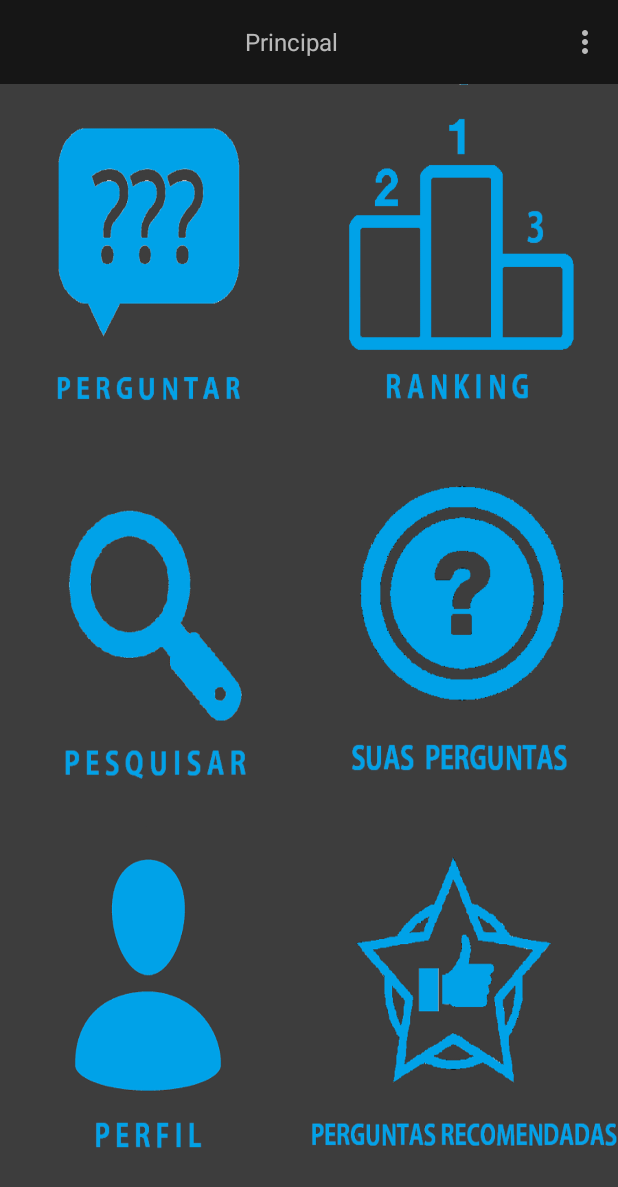
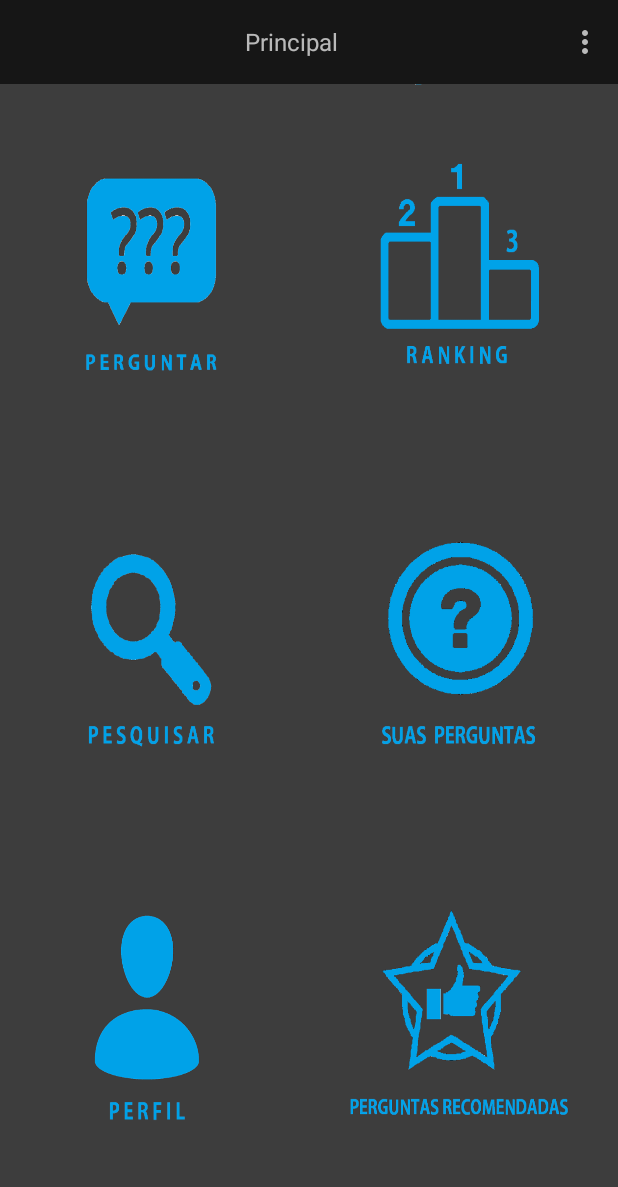
Before and after one commit to codxsolutions/PrivateApp, an Android app: the screen it shows after launch (ActivityPrincipal), on a phone screen of 412 x 824 dp. Shown: the top 1187 px of the screen. Run offline under Robolectric (Android 15) with nearby library versions, the phone set to English and light mode, and no system bars.

Commit message:
Ajuste dos botões.

```diff
--- a/app/src/main/res/layout/activity_principal.xml
+++ b/app/src/main/res/layout/activity_principal.xml
@@ -57,7 +57,7 @@
                 android:id="@+id/btnPerguntar"
                 android:layout_width="match_parent"
                 android:layout_height="wrap_content"
-                android:background="@drawable/ic_perguntar"
+                android:background="@drawable/inc_perguntar"
                 android:layout_weight="1"/>
 
             <Button
@@ -65,7 +65,7 @@
                 android:layout_width="match_parent"
                 android:layout_height="wrap_content"
                 android:layout_weight="1"
-                android:background="@drawable/ic_pesquisar"
+                android:background="@drawable/inc_pesquisar"
                 android:layout_below="@+id/btnPerguntar"/>
 
             <Button
@@ -73,7 +73,7 @@
                 android:layout_width="match_parent"
                 android:layout_height="wrap_content"
                 android:layout_weight="1"
-                android:background="@drawable/ic_perfil"
+                android:background="@drawable/inc_perfil"
                 android:layout_below="@id/btnPesquisa" />
 
         </LinearLayout>
@@ -92,7 +92,7 @@
                 android:layout_width="match_parent"
                 android:layout_height="wrap_content"
                 android:layout_weight="1"
-                android:background="@drawable/ic_ranking"/>
+                android:background="@drawable/inc_ranking"/>
 
             <Button
                 android:id="@+id/btnMinhasPerguntas"
@@ -100,7 +100,7 @@
                 android:layout_height="wrap_content"
                 android:layout_weight="1"
                 android:layout_below="@+id/btnRanking"
-                android:background="@drawable/ic_minhas_perguntas"/>
+                android:background="@drawable/inc_minhas_perguntas"/>
 
             <Button
                 android:id="@+id/btnRecomendadas"
@@ -108,7 +108,7 @@
                 android:layout_height="wrap_content"
                 android:layout_weight="1"
                 android:layout_below="@+id/btnMinhasPerguntas"
-                android:background="@drawable/ic_recomendadas"/>
+                android:background="@drawable/inc_recomendadas"/>
 
         </LinearLayout>
 
```
Also changed, not shown: app/src/main/res/drawable-mdpi/ic_minhas_perguntas.png (deleted), app/src/main/res/drawable-mdpi/ic_perfil.png (deleted), app/src/main/res/drawable-mdpi/ic_perguntar.png (deleted), app/src/main/res/drawable-mdpi/ic_pesquisar.png (deleted), app/src/main/res/drawable-mdpi/ic_ranking.png (deleted), app/src/main/res/drawable-mdpi/ic_recomendadas.png (deleted), app/src/main/res/drawable-mdpi/inc_minhas_perguntas.png (added), app/src/main/res/drawable-mdpi/inc_perfil.png (added), app/src/main/res/drawable-mdpi/inc_perguntar.png (added), app/src/main/res/drawable-mdpi/inc_pesquisar.png (added), app/src/main/res/drawable-mdpi/inc_ranking.png (added), app/src/main/res/drawable-mdpi/inc_recomendadas.png (added).
